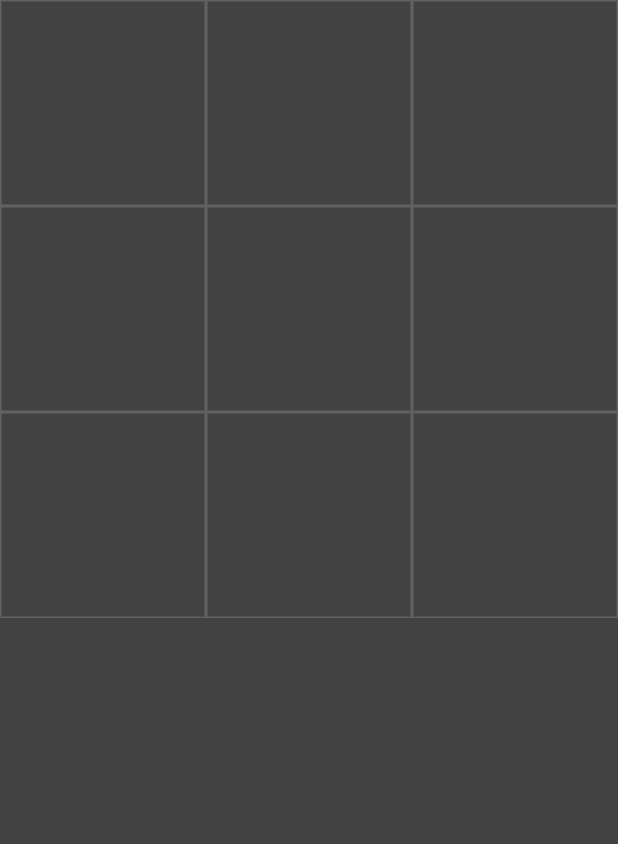
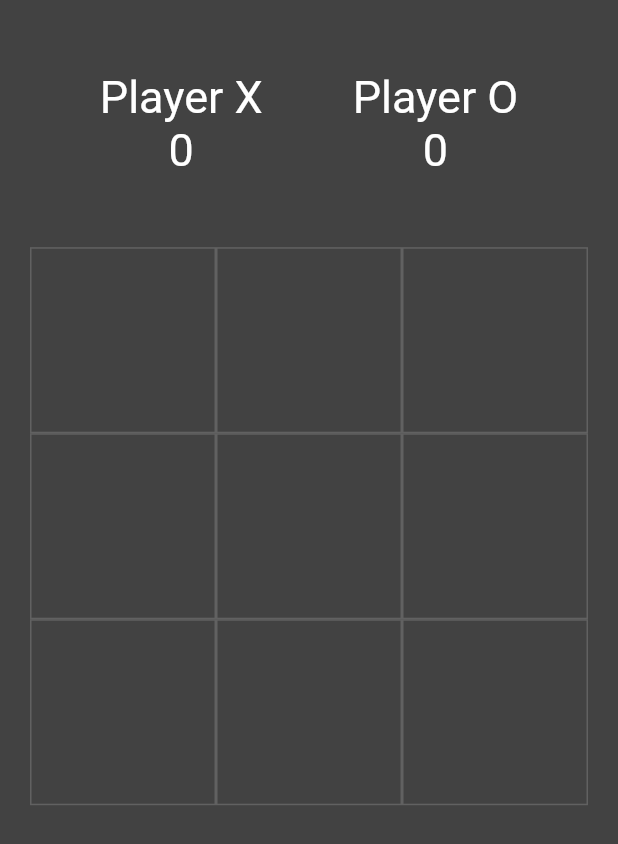
Before and after one commit to dpaguba/flutter-zero-to-hero, a Flutter app: the screen it shows after launch, on a phone screen of 412 x 824 dp. Shown: the top 844 px of the screen. Run offline on Flutter 3.47's test engine with Material 2 defaults, Android fonts, the phone set to English and light mode, and no system bars.

Commit message:
added scoreboard, possible to increase score after win, show winner dialog with button to play again

```diff
--- a/tic_tac_toe_app/lib/pages/home.dart
+++ b/tic_tac_toe_app/lib/pages/home.dart
@@ -11,13 +11,37 @@ class HomePage extends StatefulWidget {
 class _HomePageState extends State<HomePage> {
   List<String> displayExOh = List.generate(9, (index) => "");
   bool ohTurn = true;
+  int ohScore = 0;
+  int exScore = 0;
+
+  void _clearBoard() {
+    setState(() {
+      displayExOh = List.generate(9, (index) => "");
+    });
+  }
+
+  void _increaseScore() {
+    setState(() {
+      ohTurn ? exScore += 1 : ohScore += 1;
+    });
+  }
 
   void _showWinnerDialog(String winner) {
     showDialog(
+      barrierDismissible: false,
       context: context,
       builder: (BuildContext context) {
         return AlertDialog(
-          title: Text("Winner is $winner!"),
+          title: Text("Winner is: $winner!"),
+          actions: <Widget>[
+            TextButton(
+              onPressed: () {
+                _clearBoard();
+                Navigator.of(context).pop();
+              },
+              child: const Text("Play Again!"),
+            ),
+          ],
         );
       },
     );
@@ -48,6 +72,7 @@ class _HomePageState extends State<HomePage> {
         (displayExOh[0] == displayExOh[4] &&
             displayExOh[0] == displayExOh[8] &&
             displayExOh[0] != "")) {
+      _increaseScore();
       _showWinnerDialog(ohTurn ? "X" : "O");
     }
   }
@@ -74,7 +99,54 @@ class _HomePageState extends State<HomePage> {
   Widget build(BuildContext context) {
     return Scaffold(
       backgroundColor: backgroundColor,
-      body: GridView.builder(
+      body: Column(
+        children: [
+          Expanded(
+            child: Container(
+              child: Row(
+                mainAxisAlignment: MainAxisAlignment.center,
+                children: [
+                  Padding(
+                    padding: const EdgeInsets.all(30.0),
+                    child: Column(
+                      mainAxisAlignment: MainAxisAlignment.center,
+                      children: [
+                        const Text(
+                          "Player X",
+                          style: textStyle,
+                        ),
+                        Text(
+                          exScore.toString(),
+                          style: textStyle,
+                        ),
+                      ],
+                    ),
+                  ),
+                  Padding(
+                    padding: const EdgeInsets.all(30.0),
+                    child: Column(
+                      mainAxisAlignment: MainAxisAlignment.center,
+                      children: [
+                        const Text(
+                          "Player O",
+                          style: textStyle,
+                        ),
+                        Text(
+                          ohScore.toString(),
+                          style: textStyle,
+                        ),
+                      ],
+                    ),
+                  ),
+                ],
+              ),
+            ),
+          ),
+          Expanded(
+            flex: 3,
+            child: Padding(
+              padding: const EdgeInsets.symmetric(horizontal: 20.0),
+              child: GridView.builder(
                   itemCount: 9,
                   gridDelegate: const SliverGridDelegateWithFixedCrossAxisCount(
                     crossAxisCount: 3,
@@ -91,15 +163,19 @@ class _HomePageState extends State<HomePage> {
                         child: Center(
                           child: Text(
                             displayExOh[index],
-                    style: const TextStyle(
-                      color: Colors.white,
-                      fontSize: 40,
-                    ),
+                            style: textStyle,
                           ),
                         ),
                       ),
                     );
                   }),
+            ),
+          ),
+          Expanded(
+            child: Container(),
+          ),
+        ],
+      ),
     );
   }
 }
--- a/tic_tac_toe_app/lib/utils/constants.dart
+++ b/tic_tac_toe_app/lib/utils/constants.dart
@@ -1,4 +1,18 @@
 import 'package:flutter/material.dart';
 
-const Color backgroundColor = Color.fromARGB(255, 66, 66, 66);
-const Color borderColor = Color.fromARGB(255, 97, 97, 97);
+const Color backgroundColor = Color.fromARGB(
+  255,
+  66,
+  66,
+  66,
+);
+const Color borderColor = Color.fromARGB(
+  255,
+  97,
+  97,
+  97,
+);
+const TextStyle textStyle = TextStyle(
+  color: Colors.white,
+  fontSize: 30,
+);
```
Lines whose indentation alone changed are shown as unchanged.
